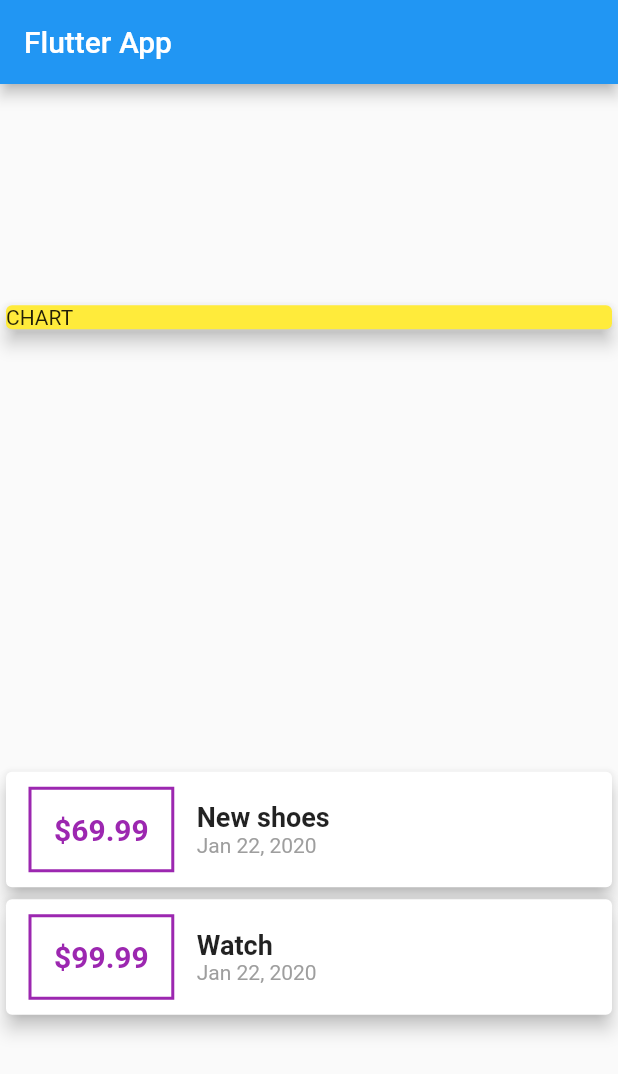
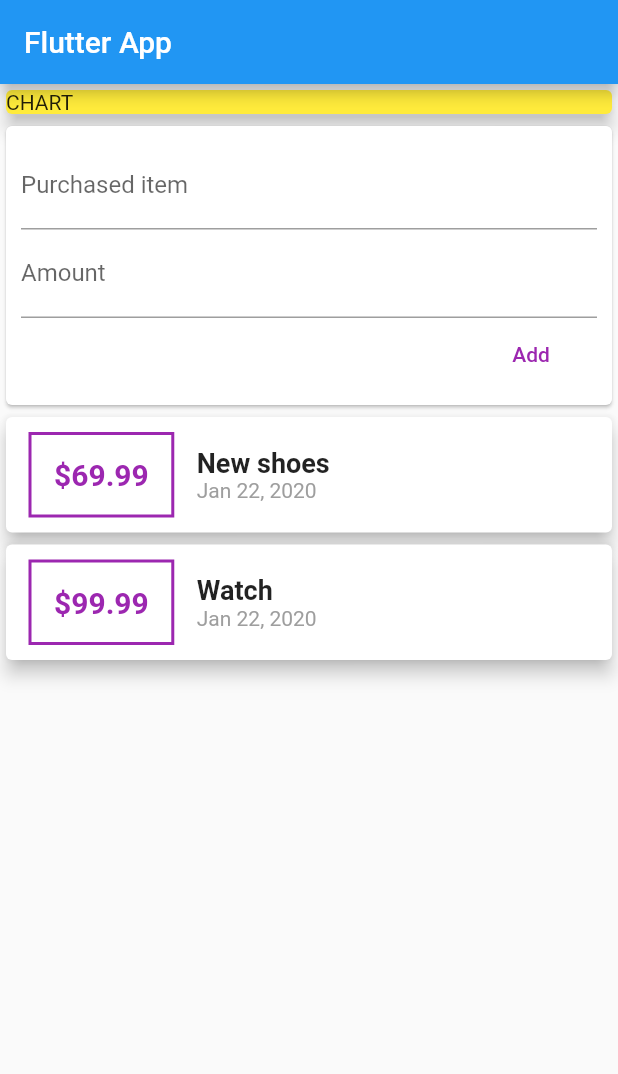
Before and after one commit to reemharbi/personal-expenses-flutter, a Flutter app: the screen it shows after launch, on a phone screen of 412 x 824 dp. Shown: the top 1074 px of the screen. Run offline on Flutter 3.47's test engine with Material 2 defaults, Android fonts, the phone set to English and light mode, and no system bars.

Commit message:
Create Inout field and Add button

```diff
--- a/lib/main.dart
+++ b/lib/main.dart
@@ -29,6 +29,10 @@ class MyHomePage extends StatelessWidget {
       date: DateTime.now(),
     ),
   ];
+
+  String titleInput;
+  String amountInput;
+
   @override
   Widget build(BuildContext context) {
     return Scaffold(
@@ -36,7 +40,7 @@ class MyHomePage extends StatelessWidget {
         title: Text('Flutter App'),
       ),
       body: Column(
-        mainAxisAlignment: MainAxisAlignment.spaceAround,
+        // mainAxisAlignment: MainAxisAlignment.spaceAround,
         crossAxisAlignment: CrossAxisAlignment.stretch,
         children: <Widget>[
           Container(
@@ -44,6 +48,32 @@ class MyHomePage extends StatelessWidget {
               color: Colors.yellow,
               child: Text('CHART'),
               elevation: 5,
+            ),
+          ),
+          Card(
+            child: Container(
+              padding: EdgeInsets.all(10),
+              child: Column(
+                crossAxisAlignment: CrossAxisAlignment.end,
+                children: <Widget>[
+                  TextField(
+                    decoration: InputDecoration(labelText: 'Purchased item'),
+                    onChanged: (val) => titleInput = val,
+                  ),
+                  TextField(
+                    decoration: InputDecoration(labelText: 'Amount'),
+                    onChanged: (val) => amountInput = val,
+                  ),
+                  FlatButton(
+                    child: Text('Add'),
+                    textColor: Colors.purple,
+                    onPressed: () {
+                      print(titleInput);
+                      print(amountInput);
+                    },
+                  )
+                ],
+              ),
             ),
           ),
           Column(
@@ -82,7 +112,9 @@ class MyHomePage extends StatelessWidget {
                             )),
                         Text(
                           DateFormat.yMMMd().format(tx.date),
-                          style: TextStyle(color: Colors.grey,),
+                          style: TextStyle(
+                            color: Colors.grey,
+                          ),
                         ),
                       ],
                     ),
```
